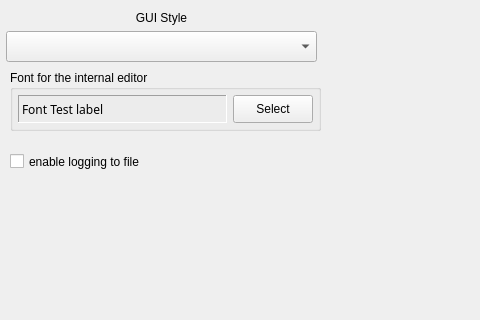
Old version of the form source/VIEW/DIALOGS/mainControlPreferences.ui in the repository BALL-Project/ball; both pictures show x 0 to 480 and y 0 to 320 of the 651 by 406 pixel window.
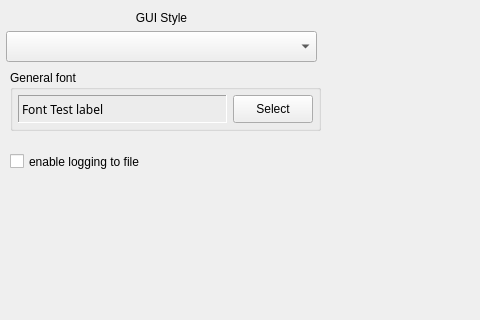
New version of the form.

```diff
--- a/source/VIEW/DIALOGS/mainControlPreferences.ui
+++ b/source/VIEW/DIALOGS/mainControlPreferences.ui
@@ -42,7 +42,7 @@
     </rect>
    </property>
    <property name="title" >
-    <string>Font for the internal editor</string>
+    <string>General font</string>
    </property>
    <layout class="QHBoxLayout" >
     <property name="margin" >
```
Left out of the diff: 174 changed lines with no effect on the pictures.
